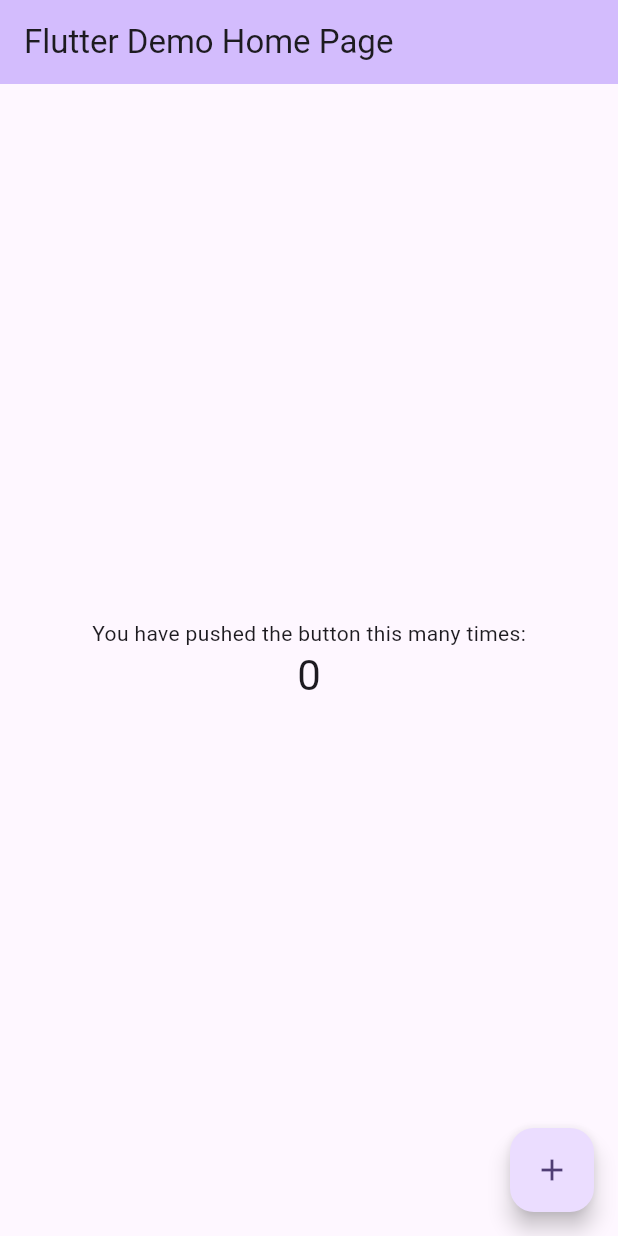
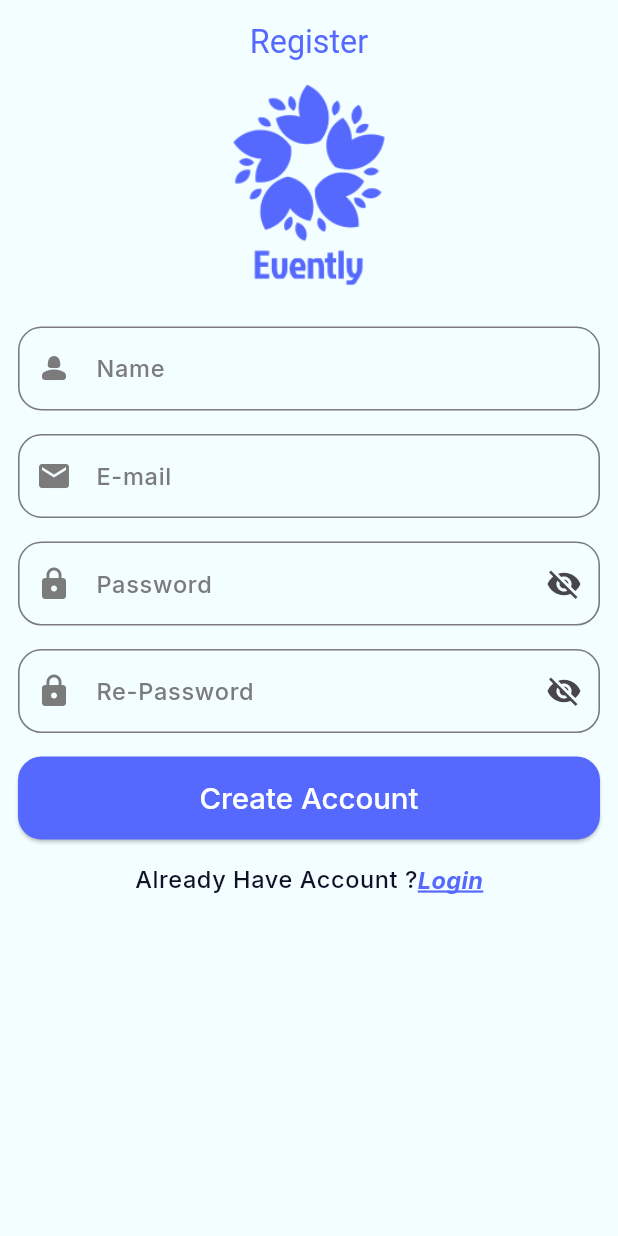
Before and after one commit to muhammedSaadX1/Evently-C16-Offline, a Flutter app: the screen it shows after launch, on a phone screen of 412 x 824 dp. Run offline on Flutter 3.47's test engine with Material 3 defaults, Android fonts, the phone set to English and light mode, and no system bars; our stand-ins replace flutter_screenutil, google_fonts.

Commit message:
finished register screen ui

```diff
--- /dev/null
+++ b/lib/config/theme/theme_manager.dart
@@ -0,0 +1,54 @@
+import 'package:evently_offline_sun/core/resources/colors_manager.dart';
+import 'package:flutter/material.dart';
+import 'package:flutter_screenutil/flutter_screenutil.dart';
+import 'package:google_fonts/google_fonts.dart';
+
+class ThemeManager{
+  static final ThemeData light = ThemeData(
+    appBarTheme: AppBarTheme(
+      backgroundColor: ColorsManager.whiteBlue,
+      foregroundColor: ColorsManager.blue,
+      centerTitle: true,
+      titleTextStyle: GoogleFonts.roboto(fontSize: 22.sp, fontWeight: FontWeight.w400, color: ColorsManager.blue, )
+    ),
+    scaffoldBackgroundColor: ColorsManager.whiteBlue,
+    inputDecorationTheme: InputDecorationTheme(
+      enabledBorder: OutlineInputBorder(
+          borderRadius: BorderRadius.circular(16.r),
+          borderSide: BorderSide(color: ColorsManager.grey, width: 1.w)
+      ),
+      focusedBorder: OutlineInputBorder(
+          borderRadius: BorderRadius.circular(16.r),
+          borderSide: BorderSide(color: ColorsManager.blue, width: 1.w)
+      ),
+      errorBorder: OutlineInputBorder(
+          borderRadius: BorderRadius.circular(16.r),
+          borderSide: BorderSide(color: ColorsManager.red, width: 1.w)
+      ),
+      focusedErrorBorder: OutlineInputBorder(
+          borderRadius: BorderRadius.circular(16.r),
+          borderSide: BorderSide(color: ColorsManager.red, width: 1.w)
+      ),
+      labelStyle: GoogleFonts.inter(fontSize: 16.sp, fontWeight: FontWeight.w500, color: ColorsManager.grey),
+      prefixIconColor: ColorsManager.grey,
+
+    ),
+
+    elevatedButtonTheme:  ElevatedButtonThemeData(
+      style: ElevatedButton.styleFrom(
+          padding: REdgeInsets.symmetric(vertical: 16),
+          shape: RoundedRectangleBorder(
+
+              borderRadius: BorderRadius.circular(16.r)
+          ),
+          backgroundColor: ColorsManager.blue,
+          foregroundColor: ColorsManager.white,
+          textStyle: GoogleFonts.inter(fontSize: 20.sp, fontWeight: FontWeight.w500, color: Colors.white)
+      ),
+    ),
+    textTheme: TextTheme(
+      bodySmall: GoogleFonts.inter(fontSize: 16.sp,color: ColorsManager.black10, fontWeight: FontWeight.w500 ),
+    )
+  );
+  static final ThemeData dark = ThemeData();
+}
--- /dev/null
+++ b/lib/core/resources/assets_manager.dart
@@ -0,0 +1,4 @@
+abstract class ImageAssets{
+  static const String base = "assets/images";
+  static const String eventlyLogo = "$base/evently_logo.png";
+}
--- /dev/null
+++ b/lib/core/resources/colors_manager.dart
@@ -0,0 +1,11 @@
+import 'package:flutter/material.dart';
+
+abstract class ColorsManager{
+  static const Color whiteBlue = Color(0xFFF2FEFF);
+  static const Color grey = Color(0xFF7B7B7B);
+  static const Color black10 = Color(0xFF101127);
+  static const Color blue = Color(0xFF5669FF);
+  static const Color white = Color(0xFFFFFFFF);
+  static const Color black1C = Color(0xFF1C1C1C);
+  static const Color red = Color(0xFFFF5659);
+}
--- /dev/null
+++ b/lib/core/resources/validator.dart
@@ -0,0 +1,45 @@
+class Validator {
+  static String? validateName(String? value) {
+    if (value == null || value.trim().isEmpty) {
+      return "Plz, enter user name";
+    }
+    return null;
+  }
+
+  static String? validateEmail(String? value) {
+    var regEx = RegExp(
+      r"^[a-zA-Z0-9.a-zA-Z0-9.!#$%&'*+-/=?^_`{|}~]+@[a-zA-Z0-9]+\.[a-zA-Z]+",
+    );
+    if (value == null || value.trim().isEmpty) {
+      return "Plz, enter email";
+    }
+    if(!regEx.hasMatch(value)){
+      return "E-mail bad format";
+    }
+    return null;
+  }
+
+  static String? validatePassword(String? value) {
+    var regEx = RegExp(r'^(?=.*?[A-Z])(?=.*?[a-z])(?=.*?[0-9])(?=.*?[!@#\$&*~]).{8,}$');
+    if (value == null || value.trim().isEmpty) {
+      return "Plz, enter password";
+    }
+    // if(!regEx.hasMatch(value)){
+    //   return "Weak password";
+    // }
+    return null;
+  }
+
+
+  static String? validateRePassword(String? rePassword,) {
+    if (rePassword == null || rePassword.trim().isEmpty) {
+      return "Plz, enter password";
+    }
+    // if(rePassword != password ){
+    //   return "Password doesn't match";
+    // }
+    return null;
+
+  }
+
+}
--- /dev/null
+++ b/lib/core/routes_manager/routes_manager.dart
@@ -0,0 +1,21 @@
+import 'package:evently_offline_sun/features/auth/login/login.dart';
+import 'package:evently_offline_sun/features/auth/register/register.dart';
+import 'package:flutter/cupertino.dart';
+
+abstract class RoutesManager {
+  static const String register = "/register";
+  static const String login = "/login";
+
+  static Route? router(RouteSettings settings) {
+    switch (settings.name) {
+      case register:
+        {
+          return CupertinoPageRoute(builder: (context) => Register());
+        }
+      case login:
+        {
+          return CupertinoPageRoute(builder: (context) => Login());
+        }
+    }
+  }
+}
--- /dev/null
+++ b/lib/core/widgets/custom_elevated-button.dart
@@ -0,0 +1,16 @@
+import 'package:evently_offline_sun/features/auth/register/register.dart';
+import 'package:flutter/material.dart';
+
+class CustomElevatedButton extends StatelessWidget {
+  const CustomElevatedButton({super.key, required this.title, required this.onPress});
+final String title;
+final VoidCallback onPress;
+
+  @override
+  Widget build(BuildContext context) {
+    return        ElevatedButton(
+
+
+        onPressed: onPress, child: Text(title));
+  }
+}
--- /dev/null
+++ b/lib/core/widgets/custom_text_button.dart
@@ -0,0 +1,30 @@
+import 'package:flutter/material.dart';
+import 'package:flutter_screenutil/flutter_screenutil.dart';
+import 'package:google_fonts/google_fonts.dart';
+
+import '../resources/colors_manager.dart';
+
+class CustomTextButton extends StatelessWidget {
+  const CustomTextButton({super.key, required this.text, required this.onTap});
+  final String text;
+  final VoidCallback onTap;
+
+  @override
+  Widget build(BuildContext context) {
+    return  GestureDetector(
+      onTap: onTap,
+      child: Text(
+       text,
+        style: GoogleFonts.inter(
+            fontSize: 16.sp,
+            color: ColorsManager.blue,
+            fontWeight: FontWeight.bold,
+            decoration: TextDecoration.underline,
+            decorationColor: ColorsManager.blue,
+            textStyle: TextStyle(fontStyle: FontStyle.italic, color: ColorsManager.blue)
+
+        ),
+      ),
+    );
+  }
+}
--- /dev/null
+++ b/lib/core/widgets/custom_text_form_field.dart
@@ -0,0 +1,38 @@
+import 'package:flutter/material.dart';
+
+class CustomTextFormField extends StatelessWidget {
+  const CustomTextFormField({
+    super.key,
+    required this.label,
+    this.prefixIcon,
+    this.suffixIcon,
+    this.keyboardType = TextInputType.text,
+    this.isSecure = false,
+    required this.validator,
+    required this.controller
+  });
+
+  final String label;
+  final IconData? prefixIcon;
+  final Widget? suffixIcon;
+  final TextInputType keyboardType;
+  final bool isSecure;
+  final String? Function(String?) validator;
+  final TextEditingController controller;
+
+  @override
+  Widget build(BuildContext context) {
+    return TextFormField(
+      controller: controller,
+      validator: validator,
+      obscureText: isSecure,
+      keyboardType: keyboardType,
+      decoration: InputDecoration(
+        prefixIcon: prefixIcon == null ? null : Icon(prefixIcon),
+        suffixIcon: suffixIcon,
+
+        labelText: label,
+      ),
+    );
+  }
+}
--- /dev/null
+++ b/lib/features/auth/login/login.dart
@@ -0,0 +1,10 @@
+import 'package:flutter/material.dart';
+
+class Login extends StatelessWidget {
+  const Login({super.key});
+
+  @override
+  Widget build(BuildContext context) {
+    return Scaffold();
+  }
+}
--- /dev/null
+++ b/lib/features/auth/register/register.dart
@@ -0,0 +1,159 @@
+import 'package:evently_offline_sun/core/resources/assets_manager.dart';
+import 'package:evently_offline_sun/core/resources/colors_manager.dart';
+import 'package:evently_offline_sun/core/resources/validator.dart';
+import 'package:evently_offline_sun/core/widgets/custom_elevated-button.dart';
+import 'package:evently_offline_sun/core/widgets/custom_text_button.dart';
+import 'package:evently_offline_sun/core/widgets/custom_text_form_field.dart';
+import 'package:flutter/material.dart';
+import 'package:flutter_screenutil/flutter_screenutil.dart';
+import 'package:google_fonts/google_fonts.dart';
+
+class Register extends StatefulWidget {
+  const Register({super.key});
+
+  @override
+  State<Register> createState() => _RegisterState();
+}
+
+class _RegisterState extends State<Register> {
+  bool securePassword = true;
+  bool secureRePassword = true;
+  late TextEditingController _nameController;
+
+  late TextEditingController _emailController;
+
+  late TextEditingController _passwordController;
+
+  late TextEditingController _rePasswordController;
+  GlobalKey<FormState> _formKey = GlobalKey<FormState>();
+
+  @override
+  void initState() {
+    super.initState();
+    _nameController = TextEditingController();
+    _emailController = TextEditingController();
+    _passwordController = TextEditingController();
+    _rePasswordController = TextEditingController();
+  }
+
+  @override
+  Widget build(BuildContext context) {
+    return Scaffold(
+      resizeToAvoidBottomInset: false,
+      appBar: AppBar(title: Text("Register")),
+      body: Padding(
+        padding: EdgeInsets.symmetric(
+          horizontal: 12,
+          vertical: MediaQuery.of(context).viewInsets.top,
+        ),
+        child: SingleChildScrollView(
+          child: Form(
+            key: _formKey,
+            child: Column(
+              crossAxisAlignment: CrossAxisAlignment.stretch,
+              children: [
+                Image.asset(
+                  ImageAssets.eventlyLogo,
+                  width: 131.w,
+                  height: 141.h,
+                ),
+                SizedBox(height: 24.h),
+                CustomTextFormField(
+                  controller: _nameController,
+                  validator: Validator.validateName,
+                  label: "Name",
+                  prefixIcon: Icons.person_2_rounded,
+                ),
+                SizedBox(height: 16.h),
+                CustomTextFormField(
+                  controller: _emailController,
+                  validator: Validator.validateEmail,
+                  label: "E-mail",
+                  prefixIcon: Icons.email,
+                  keyboardType: TextInputType.emailAddress,
+                ),
+                SizedBox(height: 16.h),
+                CustomTextFormField(
+                  controller: _passwordController,
+                  validator: Validator.validatePassword,
+                  isSecure: securePassword,
+                  label: "Password",
+                  prefixIcon: Icons.lock,
+                  suffixIcon: IconButton(
+                    onPressed: _onPasswordIconClicked,
+                    icon: Icon(
+                      securePassword ? Icons.visibility_off : Icons.visibility,
+                    ),
+                  ),
+                  keyboardType: TextInputType.visiblePassword,
+                ),
+                SizedBox(height: 16.h),
+                CustomTextFormField(
+                  controller: _rePasswordController,
+                  validator: Validator.validateRePassword,
+                  isSecure: secureRePassword,
+                  label: "Re-Password",
+                  prefixIcon: Icons.lock,
+                  suffixIcon: IconButton(
+                    onPressed: _onRePasswordIconClicked,
+                    icon: Icon(
+                      secureRePassword
+                          ? Icons.visibility_off
+                          : Icons.visibility,
+                    ),
+                  ),
+                  keyboardType: TextInputType.visiblePassword,
+                ),
+
+                SizedBox(height: 16.h),
+                CustomElevatedButton(
+                  title: "Create Account",
+                  onPress: _createAccount,
+                ),
+                SizedBox(height: 16.h),
+                Row(
+                  mainAxisAlignment: MainAxisAlignment.center,
+                  children: [
+                    Text(
+                      "Already Have Account ?",
+                      style: Theme.of(context).textTheme.bodySmall,
+                    ),
+                    CustomTextButton(text: "Login", onTap: () {}),
+                  ],
+                ),
+              ],
+            ),
+          ),
+        ),
+      ),
+    );
+  }
+
+
+  void _onPasswordIconClicked() {
+    setState(() {
+      securePassword = !securePassword;
+    });
+  }
+
+  void _onRePasswordIconClicked() {
+    setState(() {
+      secureRePassword = !secureRePassword;
+    });
+  }
+
+  void _createAccount() {
+    if (_formKey.currentState?.validate() == false) return;
+
+    print("Account created successfully");
+  }
+
+  @override
+  void dispose() {
+    _nameController.dispose();
+    _emailController.dispose();
+    _passwordController.dispose();
+    _rePasswordController.dispose();
+    super.dispose();
+  }
+}
--- a/lib/main.dart
+++ b/lib/main.dart
@@ -1,122 +1,33 @@
+import 'package:evently_offline_sun/config/theme/theme_manager.dart';
+import 'package:evently_offline_sun/core/routes_manager/routes_manager.dart';
 import 'package:flutter/material.dart';
+import 'package:flutter_screenutil/flutter_screenutil.dart';
 
 void main() {
-  runApp(const MyApp());
+  runApp(const Evently());
 }
 
-class MyApp extends StatelessWidget {
-  const MyApp({super.key});
 
-  // This widget is the root of your application.
+class Evently extends StatelessWidget {
+  const Evently({super.key});
+
   @override
   Widget build(BuildContext context) {
-    return MaterialApp(
-      title: 'Flutter Demo',
-      theme: ThemeData(
-        // This is the theme of your application.
-        //
-        // TRY THIS: Try running your application with "flutter run". You'll see
-        // the application has a purple toolbar. Then, without quitting the app,
-        // try changing the seedColor in the colorScheme below to Colors.green
-        // and then invoke "hot reload" (save your changes or press the "hot
-        // reload" button in a Flutter-supported IDE, or press "r" if you used
-        // the command line to start the app).
-        //
-        // Notice that the counter didn't reset back to zero; the application
-        // state is not lost during the reload. To reset the state, use hot
-        // restart instead.
-        //
-        // This works for code too, not just values: Most code changes can be
-        // tested with just a hot reload.
-        colorScheme: ColorScheme.fromSeed(seedColor: Colors.deepPurple),
-      ),
-      home: const MyHomePage(title: 'Flutter Demo Home Page'),
+    return ScreenUtilInit(
+        designSize: Size(393, 841),
+        minTextAdapt: true,
+        splitScreenMode: true,
+        builder: (context, child) =>
+            MaterialApp(
+              debugShowCheckedModeBanner: false,
+              initialRoute: RoutesManager.register,
+              onGenerateRoute: RoutesManager.router,
+              theme: ThemeManager.light,
+              darkTheme: ThemeManager.dark,
+              themeMode: ThemeMode.light,
+              locale: Locale("en"),
+            ),
+
     );
   }
 }
-
-class MyHomePage extends StatefulWidget {
-  const MyHomePage({super.key, required this.title});
-
-  // This widget is the home page of your application. It is stateful, meaning
-  // that it has a State object (defined below) that contains fields that affect
-  // how it looks.
-
-  // This class is the configuration for the state. It holds the values (in this
-  // case the title) provided by the parent (in this case the App widget) and
-  // used by the build method of the State. Fields in a Widget subclass are
-  // always marked "final".
-
-  final String title;
-
-  @override
-  State<MyHomePage> createState() => _MyHomePageState();
-}
-
-class _MyHomePageState extends State<MyHomePage> {
-  int _counter = 0;
-
-  void _incrementCounter() {
-    setState(() {
-      // This call to setState tells the Flutter framework that something has
-      // changed in this State, which causes it to rerun the build method below
-      // so that the display can reflect the updated values. If we changed
-      // _counter without calling setState(), then the build method would not be
-      // called again, and so nothing would appear to happen.
-      _counter++;
-    });
-  }
-
-  @override
-  Widget build(BuildContext context) {
-    // This method is rerun every time setState is called, for instance as done
-    // by the _incrementCounter method above.
-    //
-    // The Flutter framework has been optimized to make rerunning build methods
-    // fast, so that you can just rebuild anything that needs updating rather
-    // than having to individually change instances of widgets.
-    return Scaffold(
-      appBar: AppBar(
-        // TRY THIS: Try changing the color here to a specific color (to
-        // Colors.amber, perhaps?) and trigger a hot reload to see the AppBar
-        // change color while the other colors stay the same.
-        backgroundColor: Theme.of(context).colorScheme.inversePrimary,
-        // Here we take the value from the MyHomePage object that was created by
-        // the App.build method, and use it to set our appbar title.
-        title: Text(widget.title),
-      ),
-      body: Center(
-        // Center is a layout widget. It takes a single child and positions it
-        // in the middle of the parent.
-        child: Column(
-          // Column is also a layout widget. It takes a list of children and
-          // arranges them vertically. By default, it sizes itself to fit its
-          // children horizontally, and tries to be as tall as its parent.
-          //
-          // Column has various properties to control how it sizes itself and
-          // how it positions its children. Here we use mainAxisAlignment to
-          // center the children vertically; the main axis here is the vertical
-          // axis because Columns are vertical (the cross axis would be
-          // horizontal).
-          //
-          // TRY THIS: Invoke "debug painting" (choose the "Toggle Debug Paint"
-          // action in the IDE, or press "p" in the console), to see the
-          // wireframe for each widget.
-          mainAxisAlignment: MainAxisAlignment.center,
-          children: <Widget>[
-            const Text('You have pushed the button this many times:'),
-            Text(
-              '$_counter',
-              style: Theme.of(context).textTheme.headlineMedium,
-            ),
-          ],
-        ),
-      ),
-      floatingActionButton: FloatingActionButton(
-        onPressed: _incrementCounter,
-        tooltip: 'Increment',
-        child: const Icon(Icons.add),
-      ), // This trailing comma makes auto-formatting nicer for build methods.
-    );
-  }
-}
--- a/pubspec.yaml
+++ b/pubspec.yaml
@@ -34,6 +34,8 @@ dependencies:
   # The following adds the Cupertino Icons font to your application.
   # Use with the CupertinoIcons class for iOS style icons.
   cupertino_icons: ^1.0.8
+  google_fonts: ^6.3.1
+  flutter_screenutil: ^5.9.3
 
 dev_dependencies:
   flutter_test:
@@ -58,8 +60,8 @@ flutter:
   uses-material-design: true
 
   # To add assets to your application, add an assets section, like this:
-  # assets:
-  #   - images/a_dot_burr.jpeg
+  assets:
+    - assets/images/
   #   - images/a_dot_ham.jpeg
 
   # An image asset can refer to one or more resolution-specific "variants", see
```
Also changed, not shown: assets/images/2.0x/evently_logo@2x.png (added), assets/images/3.0x/evently_logo@3x.png (added), assets/images/evently_logo.png (added), pubspec.lock.
